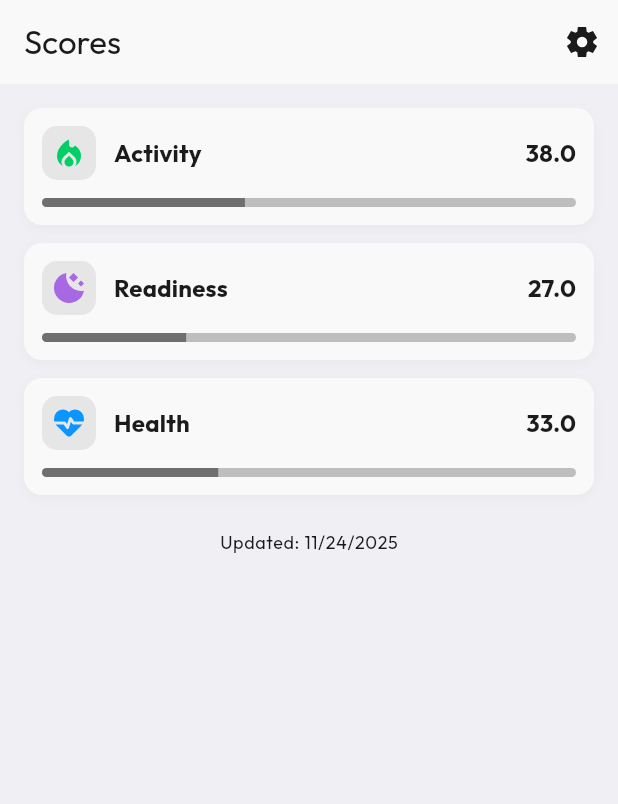
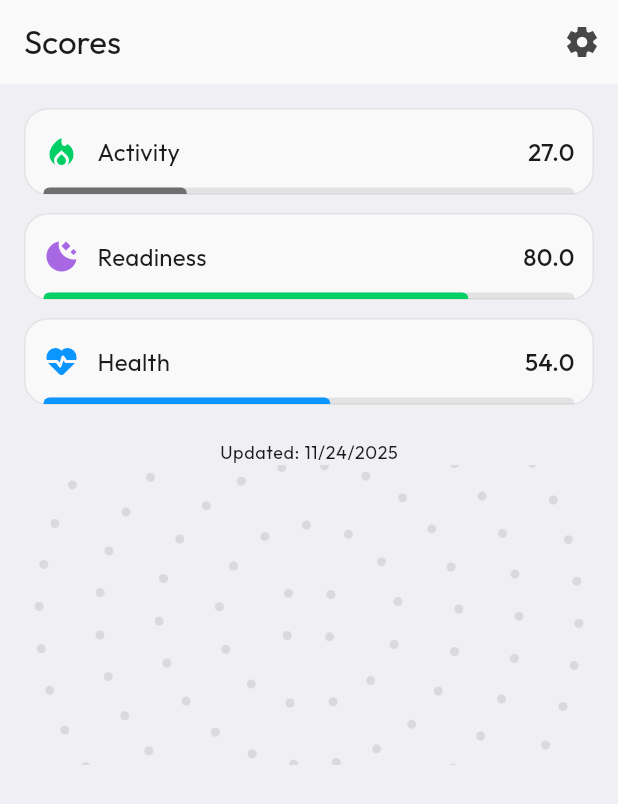
Before and after one commit to MarkoRezic/rolla-demo-flutter-app, a Flutter app: the screen it shows after launch, on a phone screen of 412 x 824 dp. Shown: the top 804 px of the screen. Run offline on Flutter 3.47's test engine with Material 3 defaults, Android fonts, the phone set to English and light mode, and no system bars; our stand-ins replace bloc, dartz, equatable, fl_chart, flutter_bloc, flutter_svg and 5 more.

Commit message:
adjusted score card to match design, added score linear progress indicator and concentric circle dots painter, adjusted scores json with more data, added medium font weight to assets

```diff
--- a/lib/core/presentation/widgets/app_icon.dart
+++ b/lib/core/presentation/widgets/app_icon.dart
@@ -15,7 +15,7 @@ class AppIcon extends StatelessWidget {
       width: size,
       height: size,
       colorFilter: ColorFilter.mode(
-        color ?? Theme.of(context).colorScheme.onSurface,
+        color ?? Theme.of(context).colorScheme.onSurfaceVariant,
         BlendMode.srcIn,
       ),
     );
--- /dev/null
+++ b/lib/core/presentation/widgets/rounded_linear_progress_indicator.dart
@@ -0,0 +1,39 @@
+import 'package:flutter/material.dart';
+
+class RoundedLinearProgressIndicator extends StatelessWidget {
+  final double value;
+  final double height;
+  final Color? color;
+  final Color? backgroundColor;
+
+  const RoundedLinearProgressIndicator({
+    super.key,
+    required this.value,
+    this.height = 12,
+    this.color,
+    this.backgroundColor,
+  });
+
+  @override
+  Widget build(BuildContext context) {
+    return Container(
+      height: height,
+      decoration: BoxDecoration(
+        color:
+            backgroundColor ??
+            Theme.of(context).colorScheme.onSurface.withValues(alpha: 0.1),
+        borderRadius: BorderRadius.circular(height),
+      ),
+      child: FractionallySizedBox(
+        alignment: Alignment.centerLeft,
+        widthFactor: value,
+        child: Container(
+          decoration: BoxDecoration(
+            color: color ?? Theme.of(context).primaryColor,
+            borderRadius: BorderRadius.circular(height),
+          ),
+        ),
+      ),
+    );
+  }
+}
--- a/lib/features/scores/domain/entities/score.dart
+++ b/lib/features/scores/domain/entities/score.dart
@@ -53,43 +53,90 @@ class Score extends Equatable {
 
   int get healthScore => [readinessScore, activityScore].average.round();
 
-  int get sleepScore =>
-      _scoreFor(sleepMinutes, sleepMinutesTarget, sleepMinutesRange);
+  int get sleepScore => _scoreFor(
+    sleepMinutes,
+    targetRange: sleepMinutesTargetRange,
+    range: sleepMinutesRange,
+  );
 
   // Resting heart rate (bpm)
   // Uses restingHeartRateBpmTarget and restingHeartRateBpmRange
   int get restingHeartRateScore => _scoreFor(
     restingHeartRateBpm,
-    restingHeartRateBpmTarget,
-    restingHeartRateBpmRange,
+    targetRange: restingHeartRateBpmTargetRange,
+    range: restingHeartRateBpmRange,
   );
 
   // Overnight heart-rate variance (ms)
   // Uses overnightHeartRateVarianceMsTarget and overnightHeartRateVarianceMsRange
   int get overnightHeartRateVarianceScore => _scoreFor(
     overnightHeartRateVarianceMs,
-    overnightHeartRateVarianceMsTarget,
-    overnightHeartRateVarianceMsRange,
+    target: overnightHeartRateVarianceMsTarget,
+    range: overnightHeartRateVarianceMsRange,
   );
 
   // Active points (app-specific)
   // Uses activePointsTarget and activePointsRange
   int get activePointsScore =>
-      _scoreFor(activePoints, activePointsTarget, null);
+      _scoreFor(activePoints, target: activePointsTarget);
 
   // Steps (int)
   // Uses stepsTarget and stepsRange
-  int get stepsScore => _scoreFor(steps, stepsTarget.toDouble(), null);
+  int get stepsScore => _scoreFor(steps, target: stepsTarget.toDouble());
 
   // Move hours (hours)
   // Uses moveHoursTarget and moveHoursRange
-  int get moveHoursScore => _scoreFor(moveHours, moveHoursTarget, null);
+  int get moveHoursScore => _scoreFor(moveHours, target: moveHoursTarget);
 
-  /// Returns a 0..100 score for [value] when a range is provided.
-  /// If [range] is null, assumes min=0 and max=target and returns (value/target)*100.
-  int _scoreFor(num? value, double target, RangeValues? range) {
+  /// Returns a 0..100 score for [value].
+  /// Provide either [target] or [targetRange], not both.
+  /// If [targetRange] is provided:
+  ///   - value inside the target range => 100
+  ///   - value outside => score falls off linearly with distance to the nearest edge;
+  ///     at a distance equal to the range width the score is 0.
+  /// If [targetRange] is not provided, the previous behavior using [target] and
+  /// optional [range] is used.
+  int _scoreFor(
+    num? value, {
+    double? target,
+    RangeValues? range,
+    RangeValues? targetRange,
+  }) {
+    // Only one of target or targetRange must be provided.
+    assert(
+      !(target != null && targetRange != null),
+      'Provide either target or targetRange, not both.',
+    );
+
     if (value == null) return 0;
     final double v = value.toDouble();
+
+    // If targetRange is provided -> new behavior
+    if (targetRange != null) {
+      final double start = targetRange.start;
+      final double end = targetRange.end;
+
+      // Degenerate targetRange (a single point or reversed)
+      if (end <= start) {
+        // Exact match gives perfect score, otherwise 0
+        return ((v - start).abs() < 1e-9) ? 100 : 0;
+      }
+
+      // Inside targetRange -> perfect score
+      if (v >= start && v <= end) return 100;
+
+      final double width = end - start;
+      // distance to nearest edge
+      final double dist = v < start ? (start - v) : (v - end);
+
+      // Linear falloff over one range width: frac = 1 - dist/width
+      final double frac = 1.0 - (dist / width);
+      final double raw = (frac * 100.0).clamp(0.0, 100.0);
+      return raw.round();
+    }
+
+    // --- Fall back to original logic which requires `target` ---
+    if (target == null) return 0;
 
     // No explicit range: assume [0, target] and linear mapping
     if (range == null) {
@@ -130,14 +177,20 @@ class Score extends Equatable {
   }
 
   // Sleep (minutes)
-  // Target: 8 hours (480 min). Healthy adult range: 7–9 hours.
-  static const double sleepMinutesTarget = 480.0;
-  static const RangeValues sleepMinutesRange = RangeValues(420.0, 540.0);
+  // Healthy adult target range: 7–9 hours.
+  static const RangeValues sleepMinutesTargetRange = RangeValues(
+    7 * 60,
+    9 * 60,
+  );
+  static const RangeValues sleepMinutesRange = RangeValues(0 * 60, 14 * 60);
 
   // Resting heart rate (bpm)
-  // Target: ~60 bpm (fits many adults). range for non-athletes: 50–100 bpm.
-  static const double restingHeartRateBpmTarget = 60.0;
-  static const RangeValues restingHeartRateBpmRange = RangeValues(50.0, 100.0);
+  // Target range for non-athletes: 60–100 bpm.
+  static const RangeValues restingHeartRateBpmTargetRange = RangeValues(
+    60,
+    100,
+  );
+  static const RangeValues restingHeartRateBpmRange = RangeValues(35, 150.0);
 
   // Overnight heart-rate variability (ms)
   // Target: ~50 ms (higher is generally better; large individual variation).
--- a/lib/features/scores/presentation/pages/home_page.dart
+++ b/lib/features/scores/presentation/pages/home_page.dart
@@ -7,7 +7,9 @@ import 'package:rolla_demo_app/core/localization/tr.dart';
 import 'package:rolla_demo_app/core/presentation/widgets/app_icon.dart';
 import 'package:rolla_demo_app/core/presentation/widgets/app_icon_button.dart';
 import 'package:rolla_demo_app/core/theme/app_colors.dart';
+import 'package:rolla_demo_app/core/utils/date_time_utils.dart';
 import 'package:rolla_demo_app/features/scores/domain/entities/score.dart';
+import 'package:rolla_demo_app/features/scores/presentation/widgets/demo_concentric_dots.dart';
 import 'package:rolla_demo_app/features/settings/presentation/pages/settings_page.dart';
 
 import '../bloc/score_bloc.dart';
@@ -28,11 +30,11 @@ class _HomePageState extends State<HomePage> {
   void initState() {
     super.initState();
     bloc = di.sl<ScoreBloc>();
-    _loadLatestScore();
+    _loadCurrentDateScore();
   }
 
-  void _loadLatestScore() async {
-    bloc.add(LoadScoresEvent());
+  void _loadCurrentDateScore() async {
+    bloc.add(LoadScoresEvent(from: startOfCurrentDay(), to: endOfCurrentDay()));
   }
 
   @override
@@ -56,7 +58,7 @@ class _HomePageState extends State<HomePage> {
       ),
       body: RefreshIndicator(
         onRefresh: () async {
-          _loadLatestScore();
+          _loadCurrentDateScore();
         },
         child: SingleChildScrollView(
           physics: const AlwaysScrollableScrollPhysics(),
@@ -80,7 +82,7 @@ class _HomePageState extends State<HomePage> {
                       ),
                     );
                   } else if (state is ScoreLoaded) {
-                    Score? latestScore = state.scores.firstOrNull;
+                    Score? todayScore = state.scores.firstOrNull;
 
                     return Column(
                       children: [
@@ -90,8 +92,8 @@ class _HomePageState extends State<HomePage> {
                             color: AppColors.green,
                           ),
                           title: tr.activity,
-                          value: latestScore?.activityScore.toDouble(),
-                          scoreValue: latestScore?.activityScore.toDouble(),
+                          value: todayScore?.activityScore.toDouble(),
+                          scoreValue: todayScore?.activityScore.toDouble(),
                           onTap: () => Navigator.of(context).push(
                             MaterialPageRoute(
                               builder: (_) => ScoreDetailPage(type: 'activity'),
@@ -105,8 +107,8 @@ class _HomePageState extends State<HomePage> {
                             color: AppColors.purple,
                           ),
                           title: tr.readiness,
-                          value: latestScore?.readinessScore.toDouble(),
-                          scoreValue: latestScore?.readinessScore.toDouble(),
+                          value: todayScore?.readinessScore.toDouble(),
+                          scoreValue: todayScore?.readinessScore.toDouble(),
                           onTap: () => Navigator.of(context).push(
                             MaterialPageRoute(
                               builder: (_) =>
@@ -121,8 +123,8 @@ class _HomePageState extends State<HomePage> {
                             color: AppColors.lightBlue,
                           ),
                           title: tr.health,
-                          value: latestScore?.healthScore.toDouble(),
-                          scoreValue: latestScore?.healthScore.toDouble(),
+                          value: todayScore?.healthScore.toDouble(),
+                          scoreValue: todayScore?.healthScore.toDouble(),
                           onTap: () => Navigator.of(context).push(
                             MaterialPageRoute(
                               builder: (_) => ScoreDetailPage(type: 'health'),
@@ -143,6 +145,11 @@ class _HomePageState extends State<HomePage> {
                 'Updated: $nowStr',
                 style: Theme.of(context).textTheme.bodySmall,
               ),
+
+              Container(
+                height: 200,
+                child: Row(children: [Expanded(child: DemoConcentricDots())]),
+              ),
             ],
           ),
         ),
--- /dev/null
+++ b/lib/features/scores/presentation/widgets/concentric_dots_background.dart
@@ -0,0 +1,98 @@
+import 'dart:math';
+
+import 'package:flutter/material.dart';
+import 'package:rolla_demo_app/core/theme/app_colors.dart';
+
+class ConcentricDotsBackground extends StatelessWidget {
+  final double dotRadius;
+  final double ringSpacing;
+  final double dotSpacing;
+  final Color baseColor;
+  final double rotation;
+  final EdgeInsetsGeometry padding;
+
+  const ConcentricDotsBackground({
+    Key? key,
+    this.dotRadius = 3,
+    this.ringSpacing = 40,
+    this.dotSpacing = 28,
+    this.baseColor = AppColors.surfaceLight,
+    this.rotation = 0.0,
+    this.padding = EdgeInsets.zero,
+  }) : super(key: key);
+
+  @override
+  Widget build(BuildContext context) {
+    return Padding(
+      padding: padding,
+      child: RepaintBoundary(
+        child: CustomPaint(
+          painter: _ConcentricDotsPainter(
+            dotRadius: dotRadius,
+            ringSpacing: ringSpacing,
+            dotSpacing: dotSpacing,
+            baseColor: baseColor,
+            rotation: rotation,
+          ),
+          child: const SizedBox.expand(),
+        ),
+      ),
+    );
+  }
+}
+
+class _ConcentricDotsPainter extends CustomPainter {
+  final double dotRadius;
+  final double ringSpacing;
+  final double dotSpacing;
+  final Color baseColor;
+  final double rotation;
+
+  final Paint _paint = Paint()..isAntiAlias = true;
+
+  _ConcentricDotsPainter({
+    required this.dotRadius,
+    required this.ringSpacing,
+    required this.dotSpacing,
+    required this.baseColor,
+    required this.rotation,
+  });
+
+  @override
+  void paint(Canvas canvas, Size size) {
+    if (size.width <= 0 || size.height <= 0) return;
+
+    final center = size.center(Offset.zero);
+    final maxRadius = sqrt(center.dx * center.dx + center.dy * center.dy);
+
+    // Draw dots on a separate layer so blend overlay composes correctly
+    final layerRect = Offset.zero & size;
+    canvas.saveLayer(layerRect, Paint());
+
+    double r = max(dotRadius, ringSpacing * 0.5);
+    while (r <= maxRadius + ringSpacing) {
+      final circumference = 2 * pi * max(0.0001, r);
+      final count = max(1, (circumference / dotSpacing).floor());
+      _paint.color = baseColor;
+
+      for (int i = 0; i < count; i++) {
+        final angle = rotation + (i * 2 * pi / count);
+        final dx = center.dx + r * cos(angle);
+        final dy = center.dy + r * sin(angle);
+        canvas.drawCircle(Offset(dx, dy), dotRadius, _paint);
+      }
+      r += ringSpacing;
+    }
+
+    canvas.restore();
+  }
+
+  @override
+  bool shouldRepaint(covariant _ConcentricDotsPainter old) {
+    return old.dotRadius != dotRadius ||
+        old.ringSpacing != ringSpacing ||
+        old.dotSpacing != dotSpacing ||
+        old.baseColor != baseColor ||
+        old.rotation != rotation;
+  }
+}
--- /dev/null
+++ b/lib/features/scores/presentation/widgets/demo_concentric_dots.dart
@@ -0,0 +1,50 @@
+import 'dart:math';
+
+import 'package:flutter/material.dart';
+import 'package:rolla_demo_app/features/scores/presentation/widgets/concentric_dots_background.dart';
+
+class DemoConcentricDots extends StatefulWidget {
+  @override
+  _DemoConcentricDotsState createState() => _DemoConcentricDotsState();
+}
+
+class _DemoConcentricDotsState extends State<DemoConcentricDots>
+    with SingleTickerProviderStateMixin {
+  late final AnimationController _ctrl;
+
+  @override
+  void initState() {
+    super.initState();
+    _ctrl = AnimationController(
+      vsync: this,
+      duration: const Duration(seconds: 60),
+    )..repeat();
+  }
+
+  @override
+  void dispose() {
+    _ctrl.dispose();
+    super.dispose();
+  }
+
+  @override
+  Widget build(BuildContext context) {
+    return AnimatedBuilder(
+      animation: _ctrl,
+      builder: (context, child) {
+        // rotation value in radians (full spin = 2π)
+        final rotation = _ctrl.value * 2 * pi;
+        return ConcentricDotsBackground(
+          dotRadius: 3,
+          ringSpacing: 40,
+          dotSpacing: 28,
+          baseColor: Theme.of(
+            context,
+          ).colorScheme.onSurface.withValues(alpha: 0.1),
+          rotation: rotation,
+          padding: const EdgeInsets.all(0),
+        );
+      },
+    );
+  }
+}
--- a/lib/features/scores/presentation/widgets/score_card.dart
+++ b/lib/features/scores/presentation/widgets/score_card.dart
@@ -3,6 +3,7 @@
 
 import 'package:flutter/material.dart';
 import 'package:rolla_demo_app/core/theme/app_colors.dart';
+import 'package:rolla_demo_app/features/scores/presentation/widgets/score_linear_progress_indicator.dart';
 
 class ScoreCard extends StatelessWidget {
   final Widget? icon;
@@ -58,40 +59,35 @@ class ScoreCard extends StatelessWidget {
     return Material(
       color: Colors.transparent,
       child: InkWell(
-        borderRadius: BorderRadius.circular(12),
+        borderRadius: BorderRadius.circular(16),
         onTap: onTap,
         child: Container(
+          clipBehavior: Clip.hardEdge,
           decoration: BoxDecoration(
             color: Theme.of(context).cardColor,
-            borderRadius: BorderRadius.circular(12),
-            boxShadow: [
-              BoxShadow(
-                color: Colors.black.withOpacity(0.03),
-                blurRadius: 6,
-                offset: Offset(0, 2),
-              ),
-            ],
-          ),
-          padding: const EdgeInsets.symmetric(horizontal: 12, vertical: 12),
-          child: Column(
-            mainAxisSize: MainAxisSize.min,
-            crossAxisAlignment: CrossAxisAlignment.start,
-            children: [
-              Row(
-                children: [
-                  if (icon != null)
-                    Container(
-                      height: 36,
-                      width: 36,
-                      decoration: BoxDecoration(
+            borderRadius: BorderRadius.circular(16),
+            border: Border.fromBorderSide(
+              BorderSide(
+                width: 1,
                 color: Theme.of(
                   context,
-                        ).colorScheme.secondary.withOpacity(0.12),
-                        borderRadius: BorderRadius.circular(10),
+                ).colorScheme.onSurface.withValues(alpha: 0.1),
               ),
-                      child: Center(child: icon),
             ),
-                  if (icon != null) SizedBox(width: 12),
+          ),
+          child: Stack(
+            alignment: Alignment.center,
+            children: [
+              Padding(
+                padding: const EdgeInsets.symmetric(
+                  horizontal: 12,
+                  vertical: 16,
+                ),
+                child: Row(
+                  crossAxisAlignment: CrossAxisAlignment.center,
+                  children: [
+                    if (icon != null) icon!,
+                    if (icon != null) const SizedBox(width: 12),
                     Expanded(
                       child: Column(
                         crossAxisAlignment: CrossAxisAlignment.start,
@@ -99,52 +95,41 @@ class ScoreCard extends StatelessWidget {
                           Text(
                             title,
                             style: Theme.of(context).textTheme.titleMedium
-                              ?.copyWith(fontWeight: FontWeight.w600),
+                                ?.copyWith(fontWeight: FontWeight.w400),
                           ),
                         ],
                       ),
                     ),
+                    const SizedBox(width: 12),
                     Text(
                       display,
                       style: Theme.of(context).textTheme.titleMedium?.copyWith(
-                      fontWeight: FontWeight.w700,
-                    ),
-                  ),
-                ],
-              ),
-              if (hasProgress) SizedBox(height: 12),
-              if (hasProgress)
-                // progress bar
-                LayoutBuilder(
-                  builder: (context, constraints) {
-                    final barHeight = 6.0;
-                    return Column(
-                      crossAxisAlignment: CrossAxisAlignment.start,
-                      children: [
-                        ClipRRect(
-                          borderRadius: BorderRadius.circular(barHeight / 2),
-                          child: Container(
-                            height: barHeight,
-                            width: double.infinity,
-                            color: Theme.of(
-                              context,
-                            ).dividerColor.withOpacity(0.45),
-                            child: Stack(
-                              children: [
-                                FractionallySizedBox(
-                                  widthFactor: percent,
-                                  child: Container(
-                                    height: barHeight,
-                                    color: progressColor,
+                        fontWeight: FontWeight.w500,
                       ),
                     ),
                   ],
                 ),
               ),
+
+              // optional progress bar anchored to bottom, full width
+              if (hasProgress)
+                // give horizontal constraints so Expanded inside the child Row works
+                Positioned(
+                  left: 0,
+                  right: 0,
+                  bottom: -ScoreCardLinearProgressIndicator.height / 2,
+                  child: Padding(
+                    padding: const EdgeInsets.symmetric(horizontal: 12),
+                    child: Row(
+                      children: [
+                        Expanded(
+                          child: ScoreCardLinearProgressIndicator(
+                            value: percent!,
+                          ),
                         ),
                       ],
-                    );
-                  },
+                    ),
+                  ),
                 ),
             ],
           ),
--- /dev/null
+++ b/lib/features/scores/presentation/widgets/score_linear_progress_indicator.dart
@@ -0,0 +1,38 @@
+// Reference image (uploaded by user): /mnt/data/rolla score card.PNG
+// ScoreCard widget implementation
+
+import 'package:flutter/material.dart';
+import 'package:rolla_demo_app/core/presentation/widgets/rounded_linear_progress_indicator.dart';
+import 'package:rolla_demo_app/core/theme/app_colors.dart';
+
+class ScoreCardLinearProgressIndicator extends StatelessWidget {
+  final double value;
+
+  const ScoreCardLinearProgressIndicator({Key? key, required this.value})
+    : super(key: key);
+
+  static const double height = 8;
+
+  Color get _colorForPercent {
+    // thresholds: 0-50% neutral, 51-79% blue, 80+% green
+    if (value <= 0.5) {
+      return AppColors.grey; // neutral
+    } else if (value <= 0.79) {
+      return AppColors.lightBlue; // blue
+    } else {
+      return AppColors.green; // green
+    }
+  }
+
+  @override
+  Widget build(BuildContext context) {
+    return RoundedLinearProgressIndicator(
+      value: value,
+      height: height,
+      color: _colorForPercent,
+      backgroundColor: Theme.of(
+        context,
+      ).colorScheme.onSurface.withValues(alpha: 0.1),
+    );
+  }
+}
--- a/pubspec.yaml
+++ b/pubspec.yaml
@@ -50,6 +50,8 @@ flutter:
     - family: Outfit
       fonts:
         - asset: assets/fonts/Outfit-Regular.ttf
+        - asset: assets/fonts/Outfit-Medium.ttf
+          weight: 500
         - asset: assets/fonts/Outfit-Bold.ttf
           weight: 700
 
```
Also changed, not shown: assets/data/scores.json, assets/fonts/Outfit-Medium.ttf (added). Lines whose indentation alone changed are shown as unchanged.
